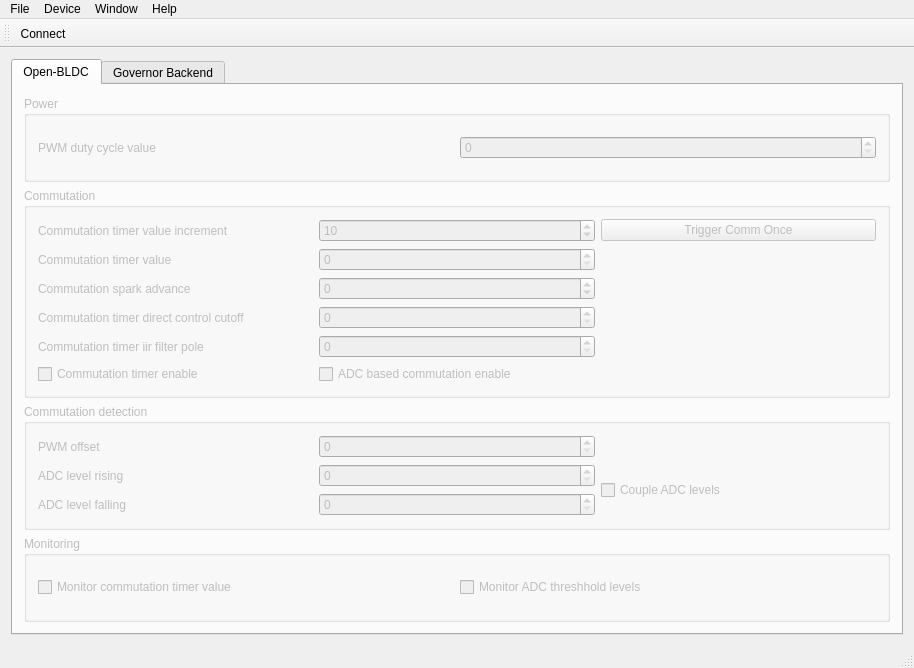
esden/open-bldc, file source/qgovernor/mainwindow.ui: the form before one commit.
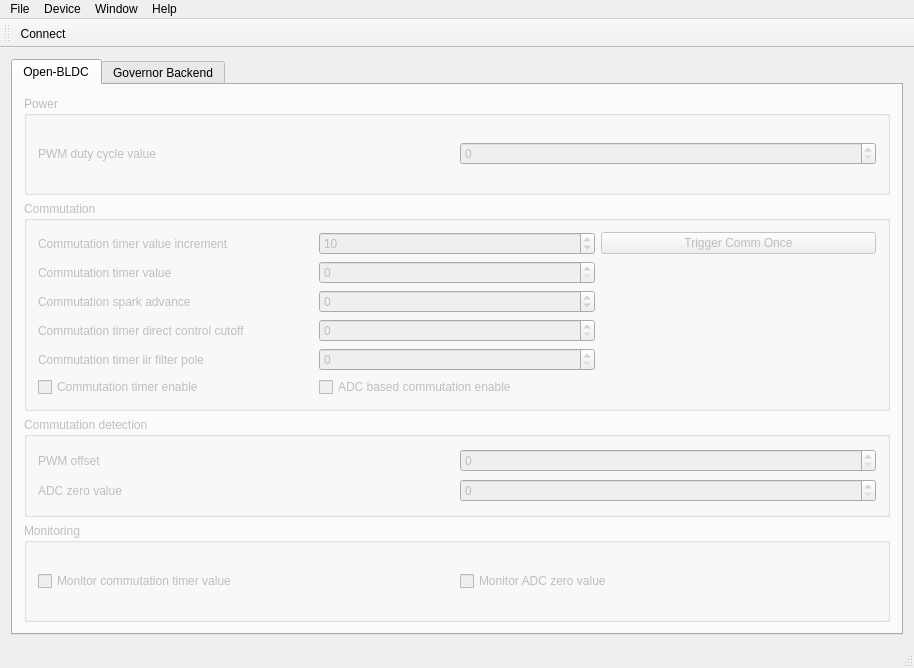
The form after the commit. Icons and pictures are not drawn.

```diff
--- a/source/qgovernor/mainwindow.ui
+++ b/source/qgovernor/mainwindow.ui
@@ -202,7 +202,7 @@
            <item row="2" column="0">
             <widget class="QLabel" name="ADCLevelRisingLabel">
              <property name="text">
-              <string>ADC level rising</string>
+              <string>ADC zero value</string>
              </property>
             </widget>
            </item>
@@ -213,27 +213,6 @@
              </property>
             </widget>
            </item>
-           <item row="3" column="0">
-            <widget class="QLabel" name="ADCLevelFallingLabel">
-             <property name="text">
-              <string>ADC level falling</string>
-             </property>
-            </widget>
-           </item>
-           <item row="3" column="1">
-            <widget class="QSpinBox" name="ADCLevelFallingSpinBox">
-             <property name="maximum">
-              <number>65535</number>
-             </property>
-            </widget>
-           </item>
-           <item row="2" column="2" rowspan="2">
-            <widget class="QCheckBox" name="ADCLevelCouplingCheckBox">
-             <property name="text">
-              <string>Couple ADC levels</string>
-             </property>
-            </widget>
-           </item>
           </layout>
          </widget>
         </item>
@@ -256,7 +235,7 @@
            <item row="0" column="1">
             <widget class="QCheckBox" name="ADCLevelMonCheckBox">
              <property name="text">
-              <string>Monitor ADC threshhold levels</string>
+              <string>Monitor ADC zero value</string>
              </property>
             </widget>
            </item>
```
Left out of the diff: 4 changed lines with no effect on the pictures.
